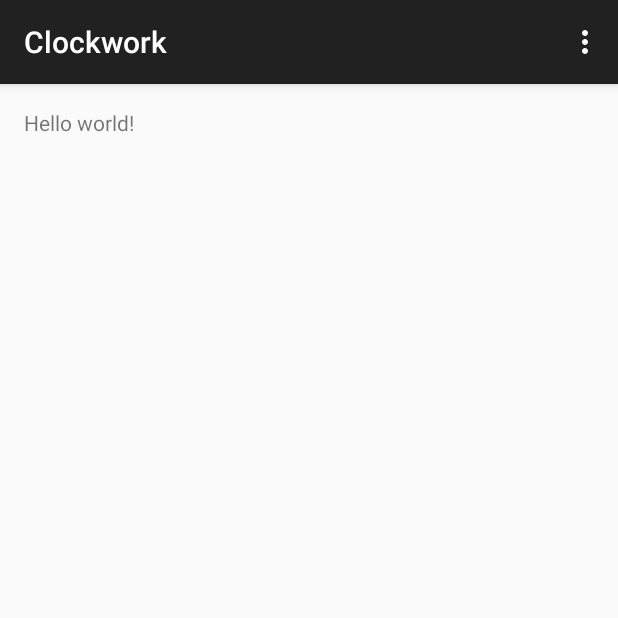
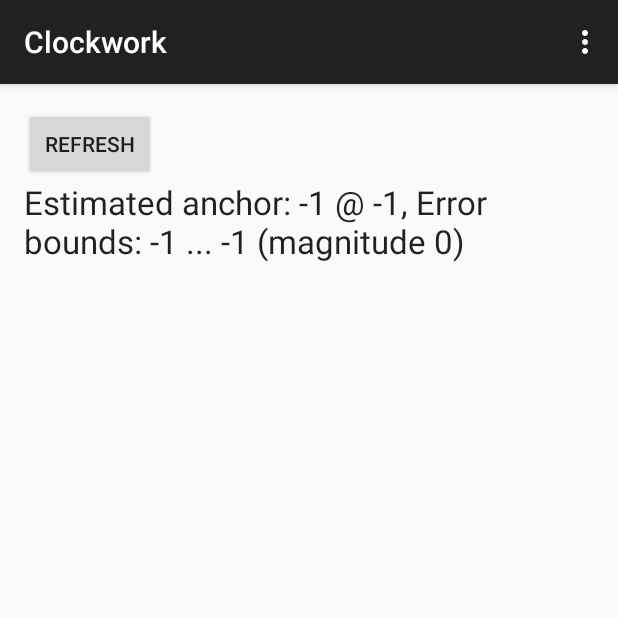
Before and after one commit to derbear/Clockwork, an Android app: the screen it shows after launch (PhoneActivity), in the options menu, after a tap on "Settings", on a phone screen of 412 x 824 dp, the top half of it. Run offline under Robolectric (Android 15) with nearby library versions, the phone set to English and light mode, and no system bars; 3 statements that could not run were skipped.

Commit message:
added button ui to phone

```diff
--- a/mobile/src/main/java/edu/berkeley/eecs/clockwork/PhoneActivity.java
+++ b/mobile/src/main/java/edu/berkeley/eecs/clockwork/PhoneActivity.java
@@ -6,6 +6,9 @@ import android.os.Bundle;
 import android.util.Log;
 import android.view.Menu;
 import android.view.MenuItem;
+import android.view.View;
+import android.widget.Button;
+import android.widget.TextView;
 
 import com.google.android.gms.common.ConnectionResult;
 import com.google.android.gms.common.api.GoogleApiClient;
@@ -40,6 +43,10 @@ public class PhoneActivity extends ActionBarActivity implements
     public static final int WORKER_THREADS = 1;
     public static final int PING_DELAY = 100;
 
+    private long lastResponse = -1;
+    private long lowerGuess = -1;
+    private long upperGuess = -1;
+
     private int packetNumber = 0;
 
     private GoogleApiClient googleApiClient;
@@ -70,7 +77,7 @@ public class PhoneActivity extends ActionBarActivity implements
                     packetBuffer.clear();
                     packetBuffer.putInt(packetNumber);
                     packetNumber += 2; // 2 for future "pongs"
-                    long send = SystemClock.elapsedRealtime() - baseline;
+                    long send = SystemClock.elapsedRealtime();
                     packetBuffer.putLong(send);
                     // packetBuffer.putLong(-1);
                     // packetBuffer.putLong(-1);
@@ -90,6 +97,22 @@ public class PhoneActivity extends ActionBarActivity implements
         super.onCreate(savedInstanceState);
         setContentView(R.layout.activity_phone);
 
+        Button b = ((Button) findViewById(R.id.button));
+        final TextView label = ((TextView) findViewById(R.id.label));
+        b.setOnClickListener(new View.OnClickListener() {
+            @Override
+            public void onClick(View v) {
+                long _lowerGuess = lowerGuess;
+                long _upperGuess = upperGuess;
+                long _lastResponse = lastResponse;
+
+                long estimate = (_lowerGuess + _upperGuess) / 2;
+                label.setText("Estimated anchor: " + _lastResponse + " @ " + estimate
+                        + ", Error bounds: " + _lowerGuess + " ... " + _upperGuess + " (magnitude "
+                        + (_upperGuess - _lowerGuess) + ")");
+            }
+        });
+
         googleApiClient = new GoogleApiClient.Builder(this)
                 .addConnectionCallbacks(this)
                 .addOnConnectionFailedListener(this)
@@ -105,6 +128,10 @@ public class PhoneActivity extends ActionBarActivity implements
         super.onResume();
 
         googleApiClient.connect();
+
+        lastResponse = -1;
+        lowerGuess = -1;
+        upperGuess = -1;
 
         watchNode = null;
     }
@@ -162,7 +189,7 @@ public class PhoneActivity extends ActionBarActivity implements
 
     @Override
     public void onMessageReceived(MessageEvent messageEvent) {
-        long received = SystemClock.elapsedRealtime() - baseline;
+        long received = SystemClock.elapsedRealtime();
         if (messageEvent.getPath().equalsIgnoreCase(ProtocolConstants.PONG_PATH)) {
             byte[] data = messageEvent.getData();
 
@@ -171,17 +198,34 @@ public class PhoneActivity extends ActionBarActivity implements
                 packetBuffer.put(data);
                 packetBuffer.rewind();
 
-                pings.add(new PingPacket(packetBuffer.getInt(),
-                        packetBuffer.getLong(), packetBuffer.getLong(),
-                        packetBuffer.getLong(), received));
-            }
-        }
+                int number = packetBuffer.getInt();
+                long reqSend = packetBuffer.getLong();
+                long reqRecv = packetBuffer.getLong();
+                long resSend = packetBuffer.getLong();
+                long resRecv = received;
 
-        if (pings.size() % 50 == 0) {
-            Log.v("PhoneActivity", "packets right now: ");
-            List<PingPacket> pings2 = Collections.unmodifiableList(pings);
-            for (PingPacket p : pings2) {
-                Log.v("PhoneActivity", p.toString());
+                // adjust request send time
+                long lower = reqSend + (resSend - reqRecv);
+                long upper = resRecv;
+
+                if (lastResponse == -1) {
+                    lastResponse = resSend;
+                    lowerGuess = lower;
+                    upperGuess = upper;
+                } else {
+                    // assume no skew
+                    long delta = resSend - lastResponse;
+                    lastResponse = resSend;
+                    lowerGuess += delta;
+                    upperGuess += delta;
+
+                    if (lower > lowerGuess) {
+                        lowerGuess = lower;
+                    }
+                    if (upper < upperGuess) {
+                        upperGuess = upper;
+                    }
+                }
             }
         }
     }
--- a/mobile/src/main/res/layout/activity_phone.xml
+++ b/mobile/src/main/res/layout/activity_phone.xml
@@ -5,7 +5,23 @@
     android:paddingTop="@dimen/activity_vertical_margin"
     android:paddingBottom="@dimen/activity_vertical_margin" tools:context=".PhoneActivity">
 
-    <TextView android:text="@string/hello_world" android:layout_width="wrap_content"
-        android:layout_height="wrap_content" />
+    <Button
+        android:layout_width="wrap_content"
+        android:layout_height="wrap_content"
+        android:text="Refresh"
+        android:id="@+id/button"
+        android:layout_alignParentTop="true"
+        android:layout_alignParentLeft="true"
+        android:layout_alignParentStart="true" />
+
+    <TextView
+        android:layout_width="wrap_content"
+        android:layout_height="wrap_content"
+        android:textAppearance="?android:attr/textAppearanceLarge"
+        android:text="Hit &apos;REFRESH&apos;"
+        android:id="@+id/label"
+        android:layout_below="@+id/button"
+        android:layout_alignParentLeft="true"
+        android:layout_alignParentStart="true" />
 
 </RelativeLayout>
--- a/shared/src/main/java/edu/berkeley/eecs/shared/PingPacket.java
+++ b/shared/src/main/java/edu/berkeley/eecs/shared/PingPacket.java
@@ -29,8 +29,9 @@ public class PingPacket {
     @Override
     public String toString() {
         StringBuilder builder = new StringBuilder("packet ");
-        builder.append(packetNumber).append(": (").append(requestSend).append(", ").append(requestReceive)
-                .append("), ").append("(").append(responseSend).append(", ").append(responseReceive).append(")");
+        builder.append('-').append(": (")
+                .append(requestSend).append(", ").append(requestReceive)
+                .append("), ").append("(").append(responseSend).append(", ").append(responseReceive).append("),");
         return builder.toString();
     }
 }
```
